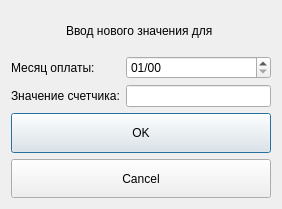
This is dialog_input_new_value.ui in FenyukAndrew/QtCalculatePayment as Qt 5 draws it before an edit. The edited form follows.
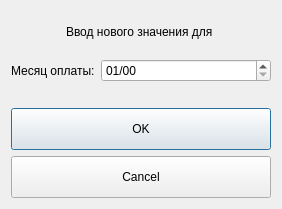
This is the edited form.

Patch:
```diff
--- a/dialog_input_new_value.ui
+++ b/dialog_input_new_value.ui
@@ -67,20 +67,6 @@
          </property>
         </widget>
        </item>
-       <item row="1" column="0">
-        <widget class="QLabel" name="label_7">
-         <property name="text">
-          <string>Значение счетчика:</string>
-         </property>
-        </widget>
-       </item>
-       <item row="1" column="1">
-        <widget class="QLineEdit" name="lineEditValue">
-         <property name="alignment">
-          <set>Qt::AlignRight|Qt::AlignTrailing|Qt::AlignVCenter</set>
-         </property>
-        </widget>
-       </item>
       </layout>
      </item>
      <item>
```
Left out of the diff: 2 changed lines with no effect on the pictures.
